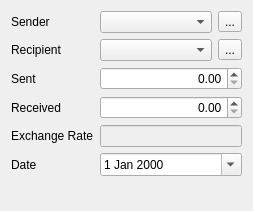
Before: the Qt Designer form src/views/ui_files/dialogs/cash_transfer_dialog.ui in JakubFranek/Kapytal, drawn with Qt 5.
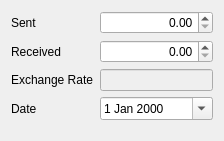
After: the same form once the commit is applied.

Commit message: Implement SmartComboBoxes in CashTransferDialog

What changed in the file:
```diff
--- a/src/views/ui_files/dialogs/cash_transfer_dialog.ui
+++ b/src/views/ui_files/dialogs/cash_transfer_dialog.ui
@@ -9,8 +9,8 @@
    <rect>
     <x>0</x>
     <y>0</y>
-    <width>253</width>
-    <height>211</height>
+    <width>224</width>
+    <height>141</height>
    </rect>
   </property>
   <property name="sizePolicy">
@@ -26,69 +26,14 @@
    <locale language="English" country="UnitedKingdom"/>
   </property>
   <layout class="QFormLayout" name="formLayout">
-   <item row="1" column="0">
-    <widget class="QLabel" name="senderLabel">
-     <property name="text">
-      <string>Sender</string>
-     </property>
-    </widget>
-   </item>
-   <item row="1" column="1">
-    <layout class="QHBoxLayout" name="senderHorizontalLayout">
-     <item>
-      <widget class="QComboBox" name="senderComboBox">
-       <property name="sizePolicy">
-        <sizepolicy hsizetype="Preferred" vsizetype="Fixed">
-         <horstretch>0</horstretch>
-         <verstretch>0</verstretch>
-        </sizepolicy>
-       </property>
-       <property name="editable">
-        <bool>false</bool>
-       </property>
-       <property name="insertPolicy">
-        <enum>QComboBox::NoInsert</enum>
-       </property>
-      </widget>
-     </item>
-     <item>
-      <widget class="QToolButton" name="senderToolButton">
-       <property name="text">
-        <string>...</string>
-       </property>
-      </widget>
-     </item>
-    </layout>
-   </item>
-   <item row="3" column="0">
-    <widget class="QLabel" name="recipientLabel">
-     <property name="text">
-      <string>Recipient</string>
-     </property>
-    </widget>
-   </item>
-   <item row="3" column="1">
-    <layout class="QHBoxLayout" name="recipientHorizontalLayout">
-     <item>
-      <widget class="QComboBox" name="recipientComboBox"/>
-     </item>
-     <item>
-      <widget class="QToolButton" name="recipientToolButton">
-       <property name="text">
-        <string>...</string>
-       </property>
-      </widget>
-     </item>
-    </layout>
-   </item>
-   <item row="4" column="0">
+   <item row="0" column="0">
     <widget class="QLabel" name="sentLabel">
      <property name="text">
       <string>Sent</string>
      </property>
     </widget>
    </item>
-   <item row="4" column="1">
+   <item row="0" column="1">
     <widget class="QDoubleSpinBox" name="sentDoubleSpinBox">
      <property name="alignment">
       <set>Qt::AlignRight|Qt::AlignTrailing|Qt::AlignVCenter</set>
@@ -101,14 +46,14 @@
      </property>
     </widget>
    </item>
-   <item row="5" column="0">
+   <item row="1" column="0">
     <widget class="QLabel" name="receivedLabel">
      <property name="text">
       <string>Received</string>
      </property>
     </widget>
    </item>
-   <item row="5" column="1">
+   <item row="1" column="1">
     <widget class="QDoubleSpinBox" name="receivedDoubleSpinBox">
      <property name="alignment">
       <set>Qt::AlignRight|Qt::AlignTrailing|Qt::AlignVCenter</set>
@@ -121,14 +66,14 @@
      </property>
     </widget>
    </item>
-   <item row="6" column="0">
+   <item row="2" column="0">
     <widget class="QLabel" name="exchangeRateLabel">
      <property name="text">
       <string>Exchange Rate</string>
      </property>
     </widget>
    </item>
-   <item row="6" column="1">
+   <item row="2" column="1">
     <widget class="QLineEdit" name="exchangeRateLineEdit">
      <property name="enabled">
       <bool>false</bool>
@@ -141,14 +86,14 @@
      </property>
     </widget>
    </item>
-   <item row="7" column="0">
+   <item row="3" column="0">
     <widget class="QLabel" name="dateLabel">
      <property name="text">
       <string>Date</string>
      </property>
     </widget>
    </item>
-   <item row="7" column="1">
+   <item row="3" column="1">
     <widget class="QDateEdit" name="dateEdit">
      <property name="calendarPopup">
       <bool>true</bool>
```
Left out of the diff: 10 changed lines with no effect on the pictures. The commit also changes 5 other files.
